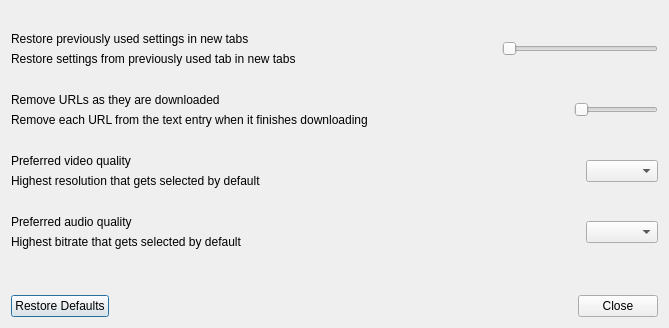
Before: the Qt Designer form src/media_downloader/ui/preferences_dialog.ui in markop404/media-downloader, drawn with Qt 5.
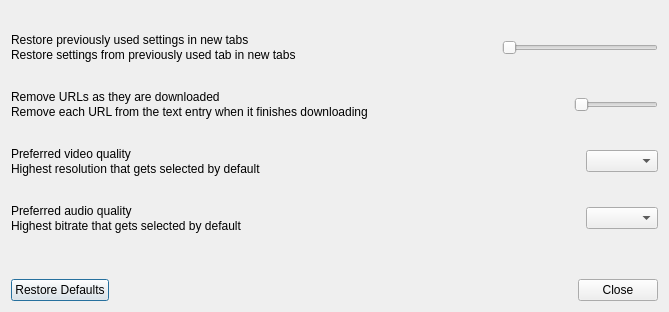
After: the same form once the commit is applied. Custom widgets are drawn as their Qt base class.

Diff of the .ui file:
```diff
--- a/src/media_downloader/ui/preferences_dialog.ui
+++ b/src/media_downloader/ui/preferences_dialog.ui
@@ -17,7 +17,7 @@
      <property name="sizeHint" stdset="0">
       <size>
        <width>0</width>
-       <height>21</height>
+       <height>22</height>
       </size>
      </property>
     </spacer>
@@ -26,6 +26,9 @@
     <layout class="QHBoxLayout" name="restoreSettingsLayout">
      <item>
       <layout class="QVBoxLayout" name="restoreSettingsLabelLayout">
+       <property name="spacing">
+        <number>1</number>
+       </property>
        <item>
         <widget class="QLabel" name="restoreSettingsMainLabel">
          <property name="font">
@@ -103,7 +106,7 @@
      <property name="sizeHint" stdset="0">
       <size>
        <width>0</width>
-       <height>21</height>
+       <height>22</height>
       </size>
      </property>
     </spacer>
@@ -112,6 +115,9 @@
     <layout class="QHBoxLayout" name="removeURLsLayout">
      <item>
       <layout class="QVBoxLayout" name="removeURLsLabelLayout">
+       <property name="spacing">
+        <number>1</number>
+       </property>
        <item>
         <widget class="QLabel" name="removeURLsMainLabel">
          <property name="font">
@@ -189,7 +195,7 @@
      <property name="sizeHint" stdset="0">
       <size>
        <width>0</width>
-       <height>21</height>
+       <height>22</height>
       </size>
      </property>
     </spacer>
@@ -198,6 +204,9 @@
     <layout class="QHBoxLayout" name="preferredResolutionSettingLayout">
      <item>
       <layout class="QVBoxLayout" name="preferredResolutionSettingLabelLayout">
+       <property name="spacing">
+        <number>1</number>
+       </property>
        <item>
         <widget class="QLabel" name="preferredResolutionMainLabel">
          <property name="font">
@@ -266,7 +275,7 @@
      <property name="sizeHint" stdset="0">
       <size>
        <width>0</width>
-       <height>21</height>
+       <height>22</height>
       </size>
      </property>
     </spacer>
@@ -275,6 +284,9 @@
     <layout class="QHBoxLayout" name="preferredBitrateSettingLayout">
      <item>
       <layout class="QVBoxLayout" name="preferredBitrateSettingLabelLayout">
+       <property name="spacing">
+        <number>1</number>
+       </property>
        <item>
         <widget class="QLabel" name="preferredBitrateSettingMainLabel">
          <property name="font">
@@ -338,7 +350,7 @@
       <enum>Qt::Orientation::Vertical</enum>
      </property>
      <property name="sizeType">
-      <enum>QSizePolicy::Policy::Fixed</enum>
+      <enum>QSizePolicy::Policy::MinimumExpanding</enum>
      </property>
      <property name="sizeHint" stdset="0">
       <size>
```
